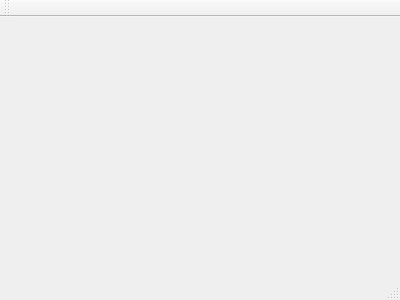
Gadheyan/DigiBill, file mainwindow.ui: the form before one commit.
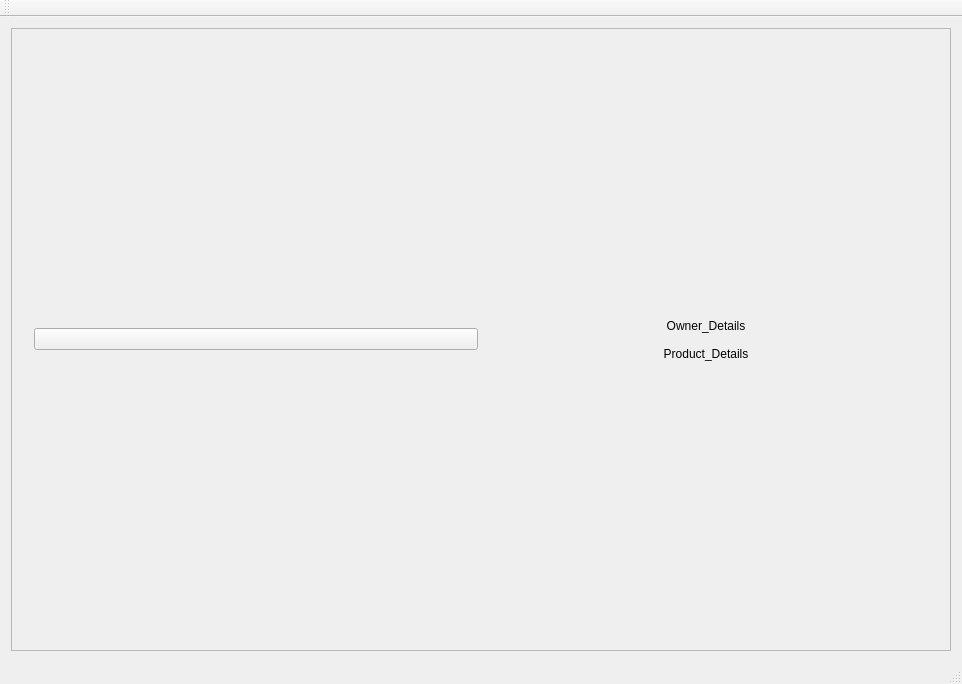
The form after the commit. Icons and pictures are not drawn.

Commit message: Gui added for owner and prodct

The edit to the form file:
```diff
--- a/mainwindow.ui
+++ b/mainwindow.ui
@@ -1,24 +1,105 @@
 <ui version="4.0">
  <class>MainWindow</class>
- <widget class="QMainWindow" name="MainWindow" >
-  <property name="geometry" >
+ <widget class="QMainWindow" name="MainWindow">
+  <property name="geometry">
    <rect>
     <x>0</x>
     <y>0</y>
-    <width>400</width>
-    <height>300</height>
+    <width>962</width>
+    <height>684</height>
    </rect>
   </property>
   <property name="windowTitle" >
    <string>MainWindow</string>
   </property>
-  <widget class="QMenuBar" name="menuBar" />
-  <widget class="QToolBar" name="mainToolBar" />
-  <widget class="QWidget" name="centralWidget" />
-  <widget class="QStatusBar" name="statusBar" />
+  <property name="autoFillBackground">
+   <bool>true</bool>
+  </property>
+  <property name="toolButtonStyle">
+   <enum>Qt::ToolButtonTextBesideIcon</enum>
+  </property>
+  <widget class="QWidget" name="centralWidget">
+   <layout class="QGridLayout" name="gridLayout">
+    <item row="0" column="0">
+     <widget class="QFrame" name="frame">
+      <property name="frameShape">
+       <enum>QFrame::StyledPanel</enum>
+      </property>
+      <property name="frameShadow">
+       <enum>QFrame::Raised</enum>
+      </property>
+      <layout class="QGridLayout" name="gridLayout_2">
+       <item row="0" column="1">
+        <widget class="QWidget" name="widget" native="true">
+         <layout class="QGridLayout" name="gridLayout_3">
+          <item row="1" column="1">
+           <widget class="QPushButton" name="pushButton_2">
+            <property name="text">
+             <string>Owner_Details</string>
+            </property>
+            <property name="flat">
+             <bool>true</bool>
+            </property>
+           </widget>
+          </item>
+          <item row="0" column="0" rowspan="4">
+           <widget class="QPushButton" name="pushButton">
+            <property name="text">
+             <string/>
+            </property>
+            <property name="icon">
+             <iconset resource="buttonicon.qrc">
+              <normaloff>:/new/prefix1/InvoiceAdd.jpg</normaloff>:/new/prefix1/InvoiceAdd.jpg</iconset>
+            </property>
+            <property name="iconSize">
+             <size>
+              <width>233</width>
+              <height>233</height>
+             </size>
+            </property>
+           </widget>
+          </item>
+          <item row="2" column="1">
+           <widget class="QPushButton" name="pushButton_3">
+            <property name="text">
+             <string>Product_Details</string>
+            </property>
+            <property name="flat">
+             <bool>true</bool>
+            </property>
+           </widget>
+          </item>
+         </layout>
+        </widget>
+       </item>
+      </layout>
+     </widget>
+    </item>
+   </layout>
+  </widget>
+  <widget class="QMenuBar" name="menuBar">
+   <property name="geometry">
+    <rect>
+     <x>0</x>
+     <y>0</y>
+     <width>962</width>
+     <height>25</height>
+    </rect>
+   </property>
+  </widget>
+  <widget class="QToolBar" name="mainToolBar">
+   <attribute name="toolBarArea">
+    <enum>TopToolBarArea</enum>
+   </attribute>
+   <attribute name="toolBarBreak">
+    <bool>false</bool>
+   </attribute>
+  </widget>
+  <widget class="QStatusBar" name="statusBar"/>
  </widget>
- <layoutDefault spacing="6" margin="11" />
- <pixmapfunction></pixmapfunction>
- <resources/>
+ <layoutdefault spacing="6" margin="11"/>
+ <resources>
+  <include location="buttonicon.qrc"/>
+ </resources>
  <connections/>
 </ui>
```
Left out of the diff: 3 changed lines with no effect on the pictures. The commit also changes 11 other files.
